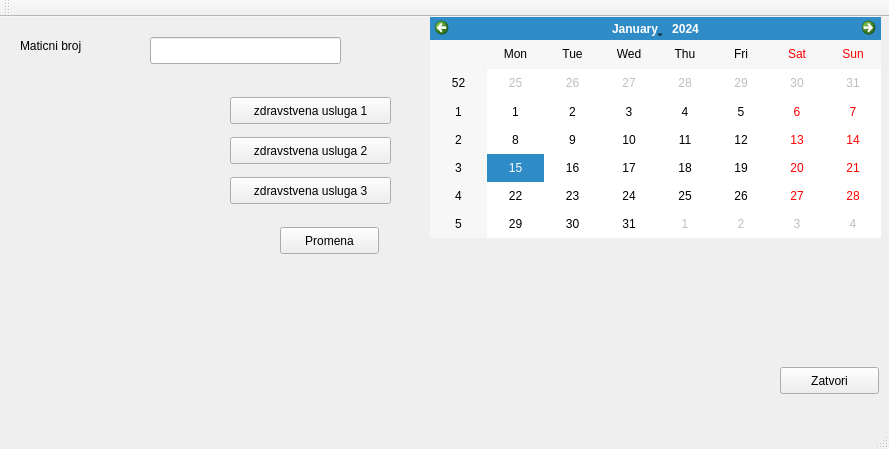
This is mainwindow.ui in karadzic1101/Usluzni_program_zdr_usluga as Qt 5 draws it before an edit. The edited form follows.
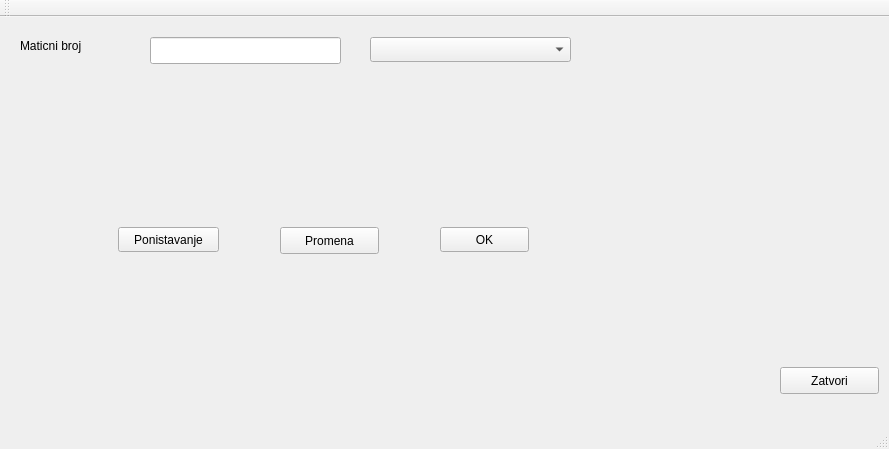
This is the edited form.

What changed in the file:
```diff
--- a/mainwindow.ui
+++ b/mainwindow.ui
@@ -27,45 +27,6 @@
      <string>Maticni broj</string>
     </property>
    </widget>
-   <widget class="QPushButton" name="zdr_usl1">
-    <property name="geometry">
-     <rect>
-      <x>230</x>
-      <y>80</y>
-      <width>161</width>
-      <height>27</height>
-     </rect>
-    </property>
-    <property name="text">
-     <string>zdravstvena usluga 1</string>
-    </property>
-   </widget>
-   <widget class="QPushButton" name="zdr_usl2">
-    <property name="geometry">
-     <rect>
-      <x>230</x>
-      <y>120</y>
-      <width>161</width>
-      <height>27</height>
-     </rect>
-    </property>
-    <property name="text">
-     <string>zdravstvena usluga 2</string>
-    </property>
-   </widget>
-   <widget class="QPushButton" name="zdr_usl3">
-    <property name="geometry">
-     <rect>
-      <x>230</x>
-      <y>160</y>
-      <width>161</width>
-      <height>27</height>
-     </rect>
-    </property>
-    <property name="text">
-     <string>zdravstvena usluga 3</string>
-    </property>
-   </widget>
    <widget class="QLineEdit" name="jmbg">
     <property name="geometry">
      <rect>
@@ -76,49 +37,13 @@
      </rect>
     </property>
    </widget>
-   <widget class="QCalendarWidget" name="calendarWidget">
+   <widget class="QLabel" name="lbl_zdr">
     <property name="geometry">
      <rect>
-      <x>430</x>
-      <y>0</y>
-      <width>451</width>
-      <height>221</height>
-     </rect>
-    </property>
-   </widget>
-   <widget class="QLabel" name="lbl_zdr1">
-    <property name="geometry">
-     <rect>
-      <x>60</x>
-      <y>80</y>
-      <width>141</width>
-      <height>20</height>
-     </rect>
-    </property>
-    <property name="text">
-     <string/>
-    </property>
-   </widget>
-   <widget class="QLabel" name="lbl_zdr2">
-    <property name="geometry">
-     <rect>
-      <x>70</x>
-      <y>120</y>
-      <width>121</width>
-      <height>20</height>
-     </rect>
-    </property>
-    <property name="text">
-     <string/>
-    </property>
-   </widget>
-   <widget class="QLabel" name="lbl_zdr3">
-    <property name="geometry">
-     <rect>
-      <x>70</x>
-      <y>160</y>
-      <width>121</width>
-      <height>20</height>
+      <x>40</x>
+      <y>90</y>
+      <width>321</width>
+      <height>41</height>
      </rect>
     </property>
     <property name="text">
@@ -151,6 +76,42 @@
      <string>Zatvori</string>
     </property>
    </widget>
+   <widget class="QComboBox" name="zdr_usluge">
+    <property name="geometry">
+     <rect>
+      <x>370</x>
+      <y>20</y>
+      <width>201</width>
+      <height>25</height>
+     </rect>
+    </property>
+   </widget>
+   <widget class="QPushButton" name="btn_ok">
+    <property name="geometry">
+     <rect>
+      <x>440</x>
+      <y>210</y>
+      <width>89</width>
+      <height>25</height>
+     </rect>
+    </property>
+    <property name="text">
+     <string>OK</string>
+    </property>
+   </widget>
+   <widget class="QPushButton" name="btn_reset">
+    <property name="geometry">
+     <rect>
+      <x>118</x>
+      <y>210</y>
+      <width>101</width>
+      <height>25</height>
+     </rect>
+    </property>
+    <property name="text">
+     <string>Ponistavanje</string>
+    </property>
+   </widget>
   </widget>
   <widget class="QMenuBar" name="menuBar">
    <property name="geometry">
```
Left out of the diff: 2 changed lines with no effect on the pictures.
